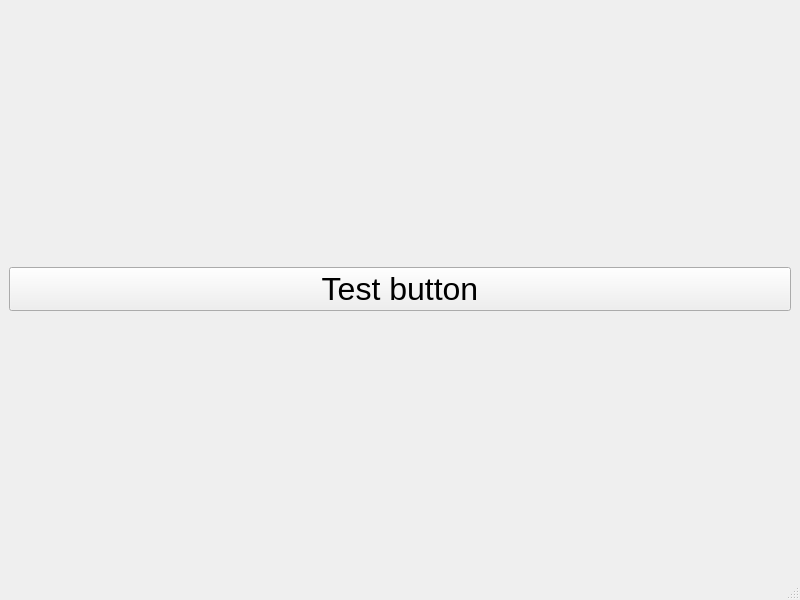
Kshitij1K/ShopInventoryManager, file UI/forms/mainwindow.ui: the form before one commit.
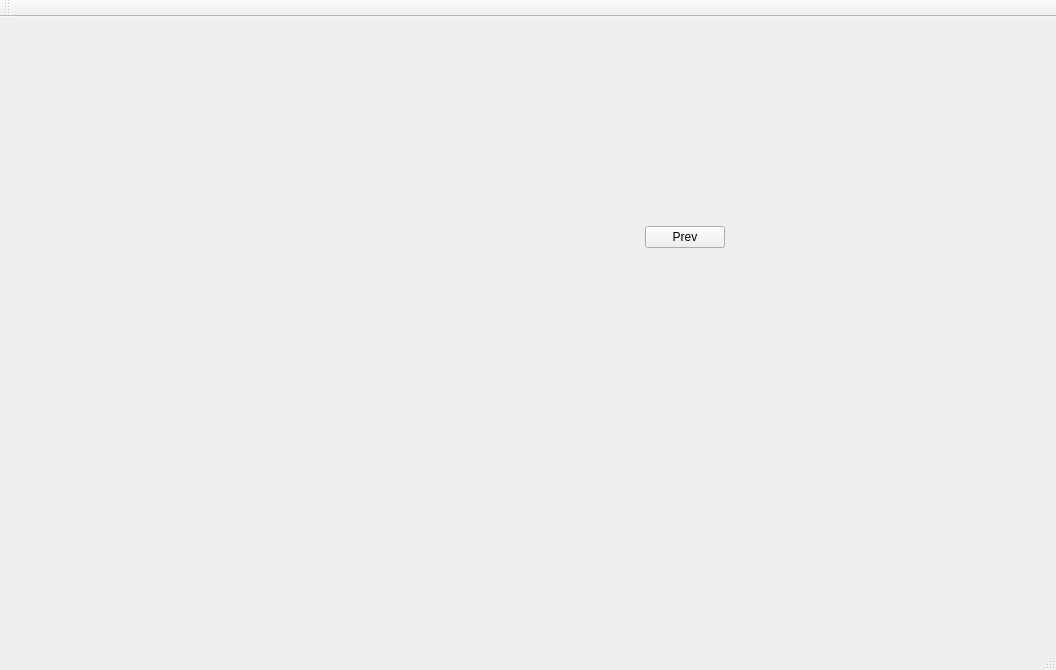
The form after the commit. The open tabs and pages were chosen to show the change.

Commit message:
Add a simple dynamic form
Was testing to see whether dynamic forms are working or not

Diff of the .ui file:
```diff
--- a/UI/forms/mainwindow.ui
+++ b/UI/forms/mainwindow.ui
@@ -6,8 +6,8 @@
    <rect>
     <x>0</x>
     <y>0</y>
-    <width>800</width>
-    <height>600</height>
+    <width>1056</width>
+    <height>670</height>
    </rect>
   </property>
   <property name="windowTitle">
@@ -15,17 +15,195 @@
   </property>
   <widget class="QWidget" name="centralwidget">
    <layout class="QGridLayout" name="gridLayout">
-    <item row="0" column="0">
-     <widget class="QPushButton" name="pushButton">
-      <property name="font">
-       <font>
-        <pointsize>24</pointsize>
-       </font>
-      </property>
-      <property name="text">
-       <string>Test button</string>
-      </property>
-     </widget>
+    <item row="0" column="2">
+     <layout class="QGridLayout" name="gridLayout_2">
+      <item row="0" column="0">
+       <widget class="QStackedWidget" name="stackedWidget">
+        <property name="currentIndex">
+         <number>0</number>
+        </property>
+        <widget class="QWidget" name="page">
+         <layout class="QGridLayout" name="gridLayout_5">
+          <item row="0" column="0">
+           <layout class="QGridLayout" name="gridLayout_3">
+            <item row="2" column="0">
+             <widget class="QPushButton" name="pushButton_next">
+              <property name="text">
+               <string>Next</string>
+              </property>
+             </widget>
+            </item>
+            <item row="3" column="0">
+             <spacer name="verticalSpacer_3">
+              <property name="orientation">
+               <enum>Qt::Vertical</enum>
+              </property>
+              <property name="sizeHint" stdset="0">
+               <size>
+                <width>20</width>
+                <height>40</height>
+               </size>
+              </property>
+             </spacer>
+            </item>
+            <item row="2" column="1">
+             <spacer name="horizontalSpacer_3">
+              <property name="orientation">
+               <enum>Qt::Horizontal</enum>
+              </property>
+              <property name="sizeHint" stdset="0">
+               <size>
+                <width>40</width>
+                <height>20</height>
+               </size>
+              </property>
+             </spacer>
+            </item>
+            <item row="1" column="0">
+             <spacer name="verticalSpacer_2">
+              <property name="orientation">
+               <enum>Qt::Vertical</enum>
+              </property>
+              <property name="sizeHint" stdset="0">
+               <size>
+                <width>20</width>
+                <height>40</height>
+               </size>
+              </property>
+             </spacer>
+            </item>
+            <item row="2" column="2">
+             <spacer name="horizontalSpacer">
+              <property name="orientation">
+               <enum>Qt::Horizontal</enum>
+              </property>
+              <property name="sizeHint" stdset="0">
+               <size>
+                <width>40</width>
+                <height>20</height>
+               </size>
+              </property>
+             </spacer>
+            </item>
+            <item row="0" column="0">
+             <spacer name="verticalSpacer">
+              <property name="orientation">
+               <enum>Qt::Vertical</enum>
+              </property>
+              <property name="sizeHint" stdset="0">
+               <size>
+                <width>20</width>
+                <height>40</height>
+               </size>
+              </property>
+             </spacer>
+            </item>
+           </layout>
+          </item>
+         </layout>
+        </widget>
+        <widget class="QWidget" name="page_2">
+         <layout class="QGridLayout" name="gridLayout_6">
+          <property name="horizontalSpacing">
+           <number>8</number>
+          </property>
+          <property name="verticalSpacing">
+           <number>9</number>
+          </property>
+          <item row="0" column="0">
+           <layout class="QGridLayout" name="gridLayout_4">
+            <item row="1" column="1">
+             <spacer name="horizontalSpacer_5">
+              <property name="orientation">
+               <enum>Qt::Horizontal</enum>
+              </property>
+              <property name="sizeHint" stdset="0">
+               <size>
+                <width>40</width>
+                <height>20</height>
+               </size>
+              </property>
+             </spacer>
+            </item>
+            <item row="1" column="3">
+             <spacer name="horizontalSpacer_6">
+              <property name="orientation">
+               <enum>Qt::Horizontal</enum>
+              </property>
+              <property name="sizeHint" stdset="0">
+               <size>
+                <width>40</width>
+                <height>20</height>
+               </size>
+              </property>
+             </spacer>
+            </item>
+            <item row="1" column="0">
+             <spacer name="horizontalSpacer_4">
+              <property name="orientation">
+               <enum>Qt::Horizontal</enum>
+              </property>
+              <property name="sizeHint" stdset="0">
+               <size>
+                <width>40</width>
+                <height>20</height>
+               </size>
+              </property>
+             </spacer>
+            </item>
+            <item row="1" column="2">
+             <widget class="QPushButton" name="pushButton_prev">
+              <property name="text">
+               <string>Prev</string>
+              </property>
+             </widget>
+            </item>
+            <item row="3" column="2">
+             <spacer name="verticalSpacer_4">
+              <property name="orientation">
+               <enum>Qt::Vertical</enum>
+              </property>
+              <property name="sizeHint" stdset="0">
+               <size>
+                <width>20</width>
+                <height>40</height>
+               </size>
+              </property>
+             </spacer>
+            </item>
+            <item row="2" column="2">
+             <spacer name="verticalSpacer_5">
+              <property name="orientation">
+               <enum>Qt::Vertical</enum>
+              </property>
+              <property name="sizeHint" stdset="0">
+               <size>
+                <width>20</width>
+                <height>40</height>
+               </size>
+              </property>
+             </spacer>
+            </item>
+            <item row="0" column="2">
+             <spacer name="verticalSpacer_6">
+              <property name="orientation">
+               <enum>Qt::Vertical</enum>
+              </property>
+              <property name="sizeHint" stdset="0">
+               <size>
+                <width>20</width>
+                <height>40</height>
+               </size>
+              </property>
+             </spacer>
+            </item>
+           </layout>
+          </item>
+         </layout>
+        </widget>
+       </widget>
+      </item>
+     </layout>
     </item>
    </layout>
   </widget>
@@ -40,6 +218,17 @@
    </property>
   </widget>
   <widget class="QStatusBar" name="statusbar"/>
+  <widget class="QToolBar" name="toolBar">
+   <property name="windowTitle">
+    <string>toolBar</string>
+   </property>
+   <attribute name="toolBarArea">
+    <enum>TopToolBarArea</enum>
+   </attribute>
+   <attribute name="toolBarBreak">
+    <bool>false</bool>
+   </attribute>
+  </widget>
  </widget>
  <resources/>
  <connections/>
```
Left out of the diff: 10 changed lines with no effect on the pictures. The commit also changes 4 other files.
